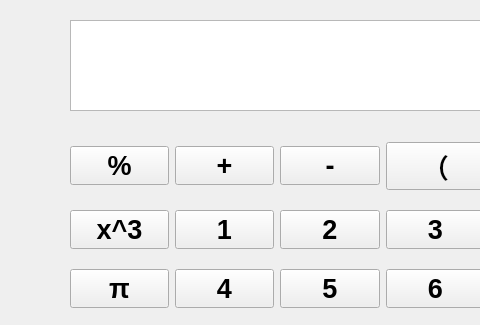
First picture: the form in Calculator/mainwindow.ui, repository zhiiw/Learning, before the edit; both pictures show x 0 to 480 and y 0 to 325 of the 985 by 516 pixel window.
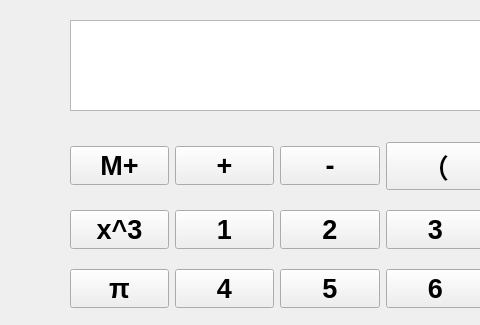
Second picture: the form after the edit.

What changed in the file:
```diff
--- a/Calculator/mainwindow.ui
+++ b/Calculator/mainwindow.ui
@@ -70,7 +70,7 @@
      <number>51</number>
     </property>
    </widget>
-   <widget class="QWidget" name="">
+   <widget class="QWidget" name="layoutWidget">
     <property name="geometry">
      <rect>
       <x>70</x>
@@ -90,7 +90,7 @@
         </font>
        </property>
        <property name="text">
-        <string>%</string>
+        <string>M+</string>
        </property>
       </widget>
      </item>
```
Left out of the diff: 2 changed lines with no effect on the pictures.
